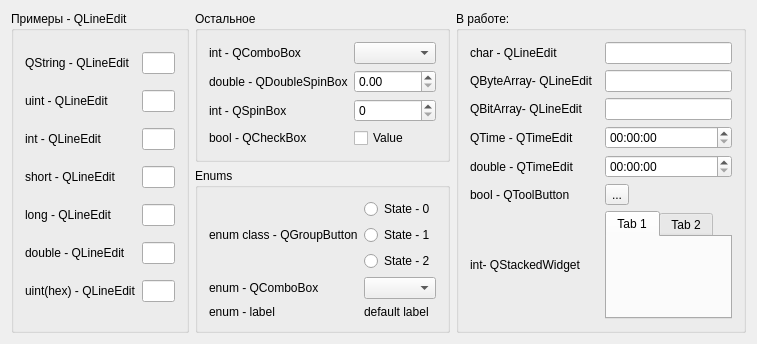
Qt form mainwidget.ui (Greadimar/SettingsBinder) before a commit.
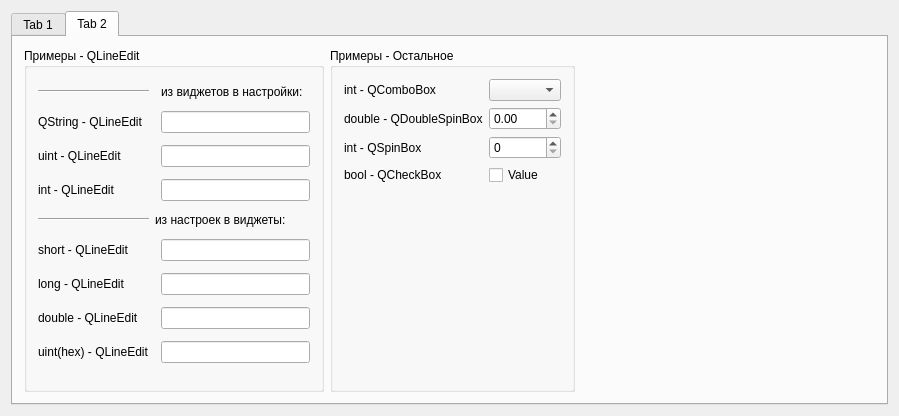
The same form after that commit.

The edit to the form file:
```diff
--- a/mainwidget.ui
+++ b/mainwidget.ui
@@ -6,15 +6,157 @@
    <rect>
     <x>0</x>
     <y>0</y>
-    <width>757</width>
-    <height>327</height>
+    <width>899</width>
+    <height>416</height>
    </rect>
   </property>
   <property name="windowTitle">
    <string>MainWidget</string>
   </property>
   <layout class="QGridLayout" name="gridLayout">
+   <item row="1" column="0" rowspan="2" colspan="2">
+    <widget class="QTabWidget" name="tabWidget_2">
+     <property name="currentIndex">
+      <number>1</number>
+     </property>
+     <widget class="QWidget" name="tab_3">
+      <attribute name="title">
+       <string>Tab 1</string>
+      </attribute>
+      <layout class="QGridLayout" name="gridLayout_6">
+       <item row="0" column="1">
+        <widget class="QGroupBox" name="groupBox_2">
+         <property name="title">
+          <string>Остальное</string>
+         </property>
+         <layout class="QGridLayout" name="gridLayout_3">
+          <item row="3" column="0">
+           <widget class="QLabel" name="label_11">
+            <property name="text">
+             <string>bool - QCheckBox</string>
+            </property>
+           </widget>
+          </item>
+          <item row="1" column="1">
+           <widget class="QDoubleSpinBox" name="dsbDouble"/>
+          </item>
+          <item row="1" column="0">
+           <widget class="QLabel" name="label_10">
+            <property name="text">
+             <string>double - QDoubleSpinBox</string>
+            </property>
+           </widget>
+          </item>
+          <item row="2" column="1">
+           <widget class="QSpinBox" name="sbInt"/>
+          </item>
+          <item row="2" column="0">
+           <widget class="QLabel" name="label_9">
+            <property name="text">
+             <string>int - QSpinBox</string>
+            </property>
+           </widget>
+          </item>
+          <item row="3" column="1">
+           <widget class="QCheckBox" name="chb">
+            <property name="text">
+             <string>Value</string>
+            </property>
+           </widget>
+          </item>
+          <item row="0" column="1">
+           <widget class="QComboBox" name="cbInt"/>
+          </item>
+          <item row="0" column="0">
+           <widget class="QLabel" name="label_3">
+            <property name="text">
+             <string>int - QComboBox</string>
+            </property>
+           </widget>
+          </item>
+         </layout>
+        </widget>
+       </item>
+       <item row="0" column="0" rowspan="2">
+        <widget class="QGroupBox" name="groupBox">
+         <property name="title">
+          <string>Примеры - QLineEdit</string>
+         </property>
+         <layout class="QGridLayout" name="gridLayout_2">
+          <item row="9" column="0">
+           <widget class="QLabel" name="label_7">
+            <property name="text">
+             <string>uint(hex) - QLineEdit</string>
+            </property>
+           </widget>
+          </item>
+          <item row="1" column="0">
+           <widget class="QLabel" name="label_2">
+            <property name="text">
+             <string>uint - QLineEdit</string>
+            </property>
+           </widget>
+          </item>
+          <item row="2" column="2">
+           <widget class="QLineEdit" name="leInt"/>
+          </item>
+          <item row="6" column="2">
+           <widget class="QLineEdit" name="leDouble"/>
+          </item>
+          <item row="9" column="2">
+           <widget class="QLineEdit" name="leUintHex"/>
+          </item>
+          <item row="3" column="2">
+           <widget class="QLineEdit" name="leShort"/>
+          </item>
+          <item row="0" column="0">
+           <widget class="QLabel" name="label">
+            <property name="text">
+             <string>QString - QLineEdit</string>
+            </property>
+           </widget>
+          </item>
+          <item row="3" column="0">
+           <widget class="QLabel" name="label_8">
+            <property name="text">
+             <string>short - QLineEdit</string>
+            </property>
+           </widget>
+          </item>
+          <item row="4" column="0">
+           <widget class="QLabel" name="label_5">
+            <property name="text">
+             <string>long - QLineEdit</string>
+            </property>
+           </widget>
+          </item>
+          <item row="6" column="0">
+           <widget class="QLabel" name="label_6">
+            <property name="text">
+             <string>double - QLineEdit</string>
+            </property>
+           </widget>
+          </item>
    <item row="1" column="2">
+           <widget class="QLineEdit" name="leUint"/>
+          </item>
+          <item row="4" column="2">
+           <widget class="QLineEdit" name="leLong"/>
+          </item>
+          <item row="2" column="0">
+           <widget class="QLabel" name="label_4">
+            <property name="text">
+             <string>int - QLineEdit</string>
+            </property>
+           </widget>
+          </item>
+          <item row="0" column="2">
+           <widget class="QLineEdit" name="leString"/>
+          </item>
+         </layout>
+        </widget>
+       </item>
+       <item row="1" column="1">
     <widget class="QGroupBox" name="groupBox_3">
      <property name="title">
       <string>Enums</string>
@@ -75,86 +217,7 @@
      </layout>
     </widget>
    </item>
-   <item row="0" column="0" rowspan="2">
-    <widget class="QGroupBox" name="groupBox">
-     <property name="title">
-      <string>Примеры - QLineEdit</string>
-     </property>
-     <layout class="QGridLayout" name="gridLayout_2">
-      <item row="6" column="0">
-       <widget class="QLabel" name="label_7">
-        <property name="text">
-         <string>uint(hex) - QLineEdit</string>
-        </property>
-       </widget>
-      </item>
-      <item row="4" column="0">
-       <widget class="QLabel" name="label_5">
-        <property name="text">
-         <string>long - QLineEdit</string>
-        </property>
-       </widget>
-      </item>
-      <item row="5" column="2">
-       <widget class="QLineEdit" name="leDouble"/>
-      </item>
-      <item row="5" column="0">
-       <widget class="QLabel" name="label_6">
-        <property name="text">
-         <string>double - QLineEdit</string>
-        </property>
-       </widget>
-      </item>
-      <item row="6" column="2">
-       <widget class="QLineEdit" name="leUintHex"/>
-      </item>
-      <item row="2" column="0">
-       <widget class="QLabel" name="label_4">
-        <property name="text">
-         <string>int - QLineEdit</string>
-        </property>
-       </widget>
-      </item>
-      <item row="4" column="2">
-       <widget class="QLineEdit" name="leLong"/>
-      </item>
-      <item row="0" column="0">
-       <widget class="QLabel" name="label">
-        <property name="text">
-         <string>QString - QLineEdit</string>
-        </property>
-       </widget>
-      </item>
-      <item row="0" column="2">
-       <widget class="QLineEdit" name="leString"/>
-      </item>
-      <item row="1" column="2">
-       <widget class="QLineEdit" name="leUint"/>
-      </item>
-      <item row="2" column="2">
-       <widget class="QLineEdit" name="leInt"/>
-      </item>
-      <item row="1" column="0">
-       <widget class="QLabel" name="label_2">
-        <property name="text">
-         <string>uint - QLineEdit</string>
-        </property>
-       </widget>
-      </item>
-      <item row="3" column="2">
-       <widget class="QLineEdit" name="leShort"/>
-      </item>
-      <item row="3" column="0">
-       <widget class="QLabel" name="label_8">
-        <property name="text">
-         <string>short - QLineEdit</string>
-        </property>
-       </widget>
-      </item>
-     </layout>
-    </widget>
-   </item>
-   <item row="0" column="3" rowspan="2">
+       <item row="0" column="2" rowspan="2">
     <widget class="QGroupBox" name="groupBox_4">
      <property name="title">
       <string>В работе:</string>
@@ -248,57 +311,201 @@
      </layout>
     </widget>
    </item>
+      </layout>
+     </widget>
+     <widget class="QWidget" name="tab_4">
+      <attribute name="title">
+       <string>Tab 2</string>
+      </attribute>
+      <layout class="QGridLayout" name="gridLayout_18">
+       <item row="0" column="0" rowspan="2">
+        <widget class="QGroupBox" name="groupBox_5">
+         <property name="title">
+          <string>Примеры - QLineEdit</string>
+         </property>
+         <layout class="QGridLayout" name="gridLayout_7">
+          <item row="2" column="0">
+           <widget class="QLabel" name="label_23">
+            <property name="text">
+             <string>uint - QLineEdit</string>
+            </property>
+           </widget>
+          </item>
+          <item row="1" column="0">
+           <widget class="QLabel" name="label_24">
+            <property name="text">
+             <string>QString - QLineEdit</string>
+            </property>
+           </widget>
+          </item>
+          <item row="2" column="2">
+           <widget class="QLineEdit" name="leUintL"/>
+          </item>
+          <item row="5" column="0">
+           <widget class="QLabel" name="label_25">
+            <property name="text">
+             <string>short - QLineEdit</string>
+            </property>
+           </widget>
+          </item>
+          <item row="5" column="2">
+           <widget class="QLineEdit" name="leShortL"/>
+          </item>
+          <item row="6" column="2">
+           <widget class="QLineEdit" name="leLongL"/>
+          </item>
+          <item row="11" column="0">
+           <widget class="QLabel" name="label_22">
+            <property name="text">
+             <string>uint(hex) - QLineEdit</string>
+            </property>
+           </widget>
+          </item>
+          <item row="11" column="2">
+           <widget class="QLineEdit" name="leUintHexL"/>
+          </item>
+          <item row="8" column="0">
+           <widget class="QLabel" name="label_27">
+            <property name="text">
+             <string>double - QLineEdit</string>
+            </property>
+           </widget>
+          </item>
+          <item row="3" column="0">
+           <widget class="QLabel" name="label_28">
+            <property name="text">
+             <string>int - QLineEdit</string>
+            </property>
+           </widget>
+          </item>
+          <item row="3" column="2">
+           <widget class="QLineEdit" name="leIntL"/>
+          </item>
+          <item row="4" column="1" colspan="2">
+           <widget class="QLabel" name="label_65">
+            <property name="text">
+             <string>из настроек в виджеты:</string>
+            </property>
+           </widget>
+          </item>
+          <item row="8" column="2">
+           <widget class="QLineEdit" name="leDoubleL"/>
+          </item>
+          <item row="1" column="2">
+           <widget class="QLineEdit" name="leStringL"/>
+          </item>
+          <item row="6" column="0">
+           <widget class="QLabel" name="label_26">
+            <property name="text">
+             <string>long - QLineEdit</string>
+            </property>
+           </widget>
+          </item>
+          <item row="4" column="0">
+           <widget class="Line" name="line">
+            <property name="orientation">
+             <enum>Qt::Horizontal</enum>
+            </property>
+           </widget>
+          </item>
    <item row="0" column="2">
-    <widget class="QGroupBox" name="groupBox_2">
+           <widget class="QLabel" name="label_66">
+            <property name="text">
+             <string>из виджетов в настройки:</string>
+            </property>
+           </widget>
+          </item>
+          <item row="0" column="0">
+           <widget class="Line" name="line_2">
+            <property name="orientation">
+             <enum>Qt::Horizontal</enum>
+            </property>
+           </widget>
+          </item>
+         </layout>
+        </widget>
+       </item>
+       <item row="1" column="2">
+        <spacer name="horizontalSpacer">
+         <property name="orientation">
+          <enum>Qt::Horizontal</enum>
+         </property>
+         <property name="sizeHint" stdset="0">
+          <size>
+           <width>40</width>
+           <height>20</height>
+          </size>
+         </property>
+        </spacer>
+       </item>
+       <item row="0" column="1" rowspan="2">
+        <widget class="QGroupBox" name="groupBox_11">
      <property name="title">
-      <string>Остальное</string>
-     </property>
-     <layout class="QGridLayout" name="gridLayout_3">
-      <item row="3" column="0">
-       <widget class="QLabel" name="label_11">
-        <property name="text">
-         <string>bool - QCheckBox</string>
-        </property>
-       </widget>
-      </item>
-      <item row="1" column="1">
-       <widget class="QDoubleSpinBox" name="dsbDouble"/>
-      </item>
-      <item row="1" column="0">
-       <widget class="QLabel" name="label_10">
-        <property name="text">
-         <string>double - QDoubleSpinBox</string>
-        </property>
-       </widget>
-      </item>
+          <string>Примеры - Остальное</string>
+         </property>
+         <layout class="QGridLayout" name="gridLayout_17">
       <item row="2" column="1">
-       <widget class="QSpinBox" name="sbInt"/>
+           <widget class="QSpinBox" name="sbIntL"/>
+          </item>
+          <item row="3" column="0">
+           <widget class="QLabel" name="label_64">
+            <property name="text">
+             <string>bool - QCheckBox</string>
+            </property>
+           </widget>
       </item>
       <item row="2" column="0">
-       <widget class="QLabel" name="label_9">
+           <widget class="QLabel" name="label_62">
         <property name="text">
          <string>int - QSpinBox</string>
         </property>
        </widget>
       </item>
+          <item row="1" column="0">
+           <widget class="QLabel" name="label_63">
+            <property name="text">
+             <string>double - QDoubleSpinBox</string>
+            </property>
+           </widget>
+          </item>
+          <item row="0" column="0">
+           <widget class="QLabel" name="label_61">
+            <property name="text">
+             <string>int - QComboBox</string>
+            </property>
+           </widget>
+          </item>
       <item row="3" column="1">
-       <widget class="QCheckBox" name="chb">
+           <widget class="QCheckBox" name="chbL">
         <property name="text">
          <string>Value</string>
         </property>
        </widget>
       </item>
+          <item row="1" column="1">
+           <widget class="QDoubleSpinBox" name="dsbDoubleL"/>
+          </item>
       <item row="0" column="1">
-       <widget class="QComboBox" name="cbInt"/>
-      </item>
-      <item row="0" column="0">
-       <widget class="QLabel" name="label_3">
-        <property name="text">
-         <string>int - QComboBox</string>
-        </property>
+           <widget class="QComboBox" name="cbIntL"/>
+          </item>
+          <item row="4" column="0">
+           <spacer name="verticalSpacer">
+            <property name="orientation">
+             <enum>Qt::Vertical</enum>
+            </property>
+            <property name="sizeHint" stdset="0">
+             <size>
+              <width>20</width>
+              <height>40</height>
+             </size>
+            </property>
+           </spacer>
+          </item>
+         </layout>
        </widget>
       </item>
      </layout>
+     </widget>
     </widget>
    </item>
   </layout>
```
Lines whose indentation alone changed are shown as unchanged.
